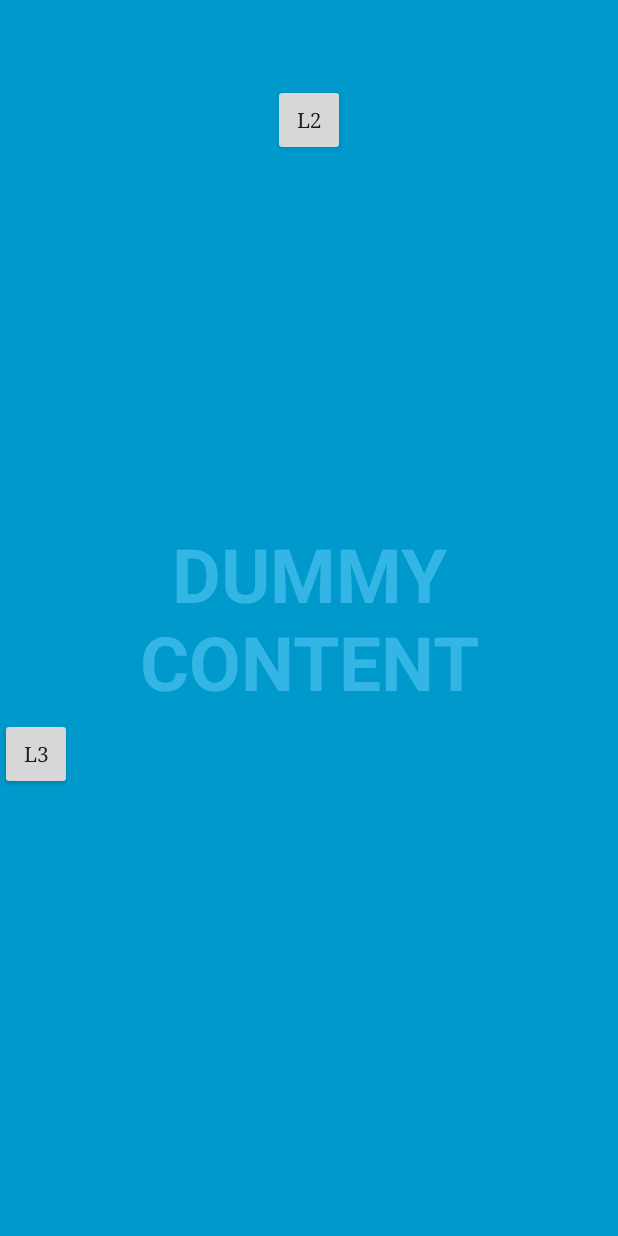
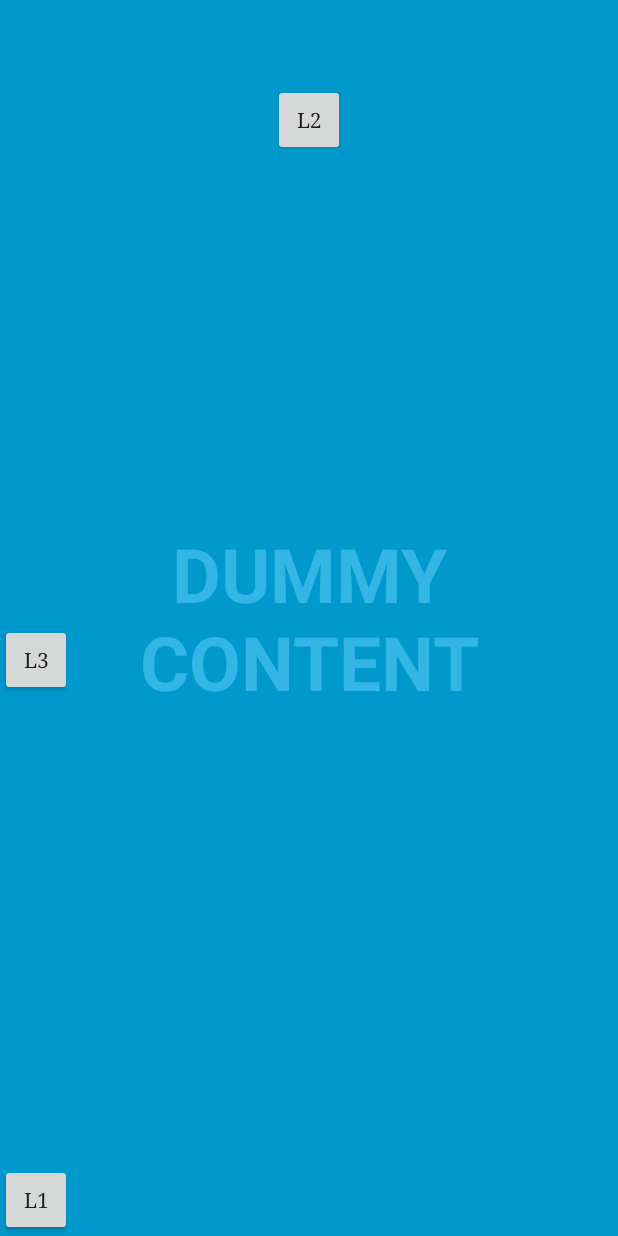
Before and after one commit to zenmasterjobo/CS370_Group_Project, an Android app: the overworld screen opened directly, with no data from a screen before it, on a phone screen of 412 x 824 dp. Run offline under Robolectric (Android 15) with nearby library versions, the phone set to English and light mode, and no system bars.

Commit message:
Revert "Merge branch 'Lucas'"
This reverts commit 40dfa6508deaa43431cabd930023a6f57ff37765, reversing
changes made to 3e2f2f3085d67c3c8fe5ab4a453bd7c1ce8b8242.

```diff
--- a/Peg_Master/app/src/main/java/edu/sonoma/group/peg_master/overworld.java
+++ b/Peg_Master/app/src/main/java/edu/sonoma/group/peg_master/overworld.java
@@ -94,6 +94,7 @@ public class overworld extends AppCompatActivity {
     @Override
     protected void onCreate(Bundle savedInstanceState) {
         super.onCreate(savedInstanceState);
+
         setContentView(R.layout.activity_overworld);
 
 
@@ -173,7 +174,7 @@ public class overworld extends AppCompatActivity {
          mContentView.setOnClickListener(new View.OnClickListener() {
             @Override
             public void onClick(View view) {
-                //toggle();
+                toggle();
             }
         });
 
--- a/Peg_Master/app/src/main/res/layout/activity_overworld.xml
+++ b/Peg_Master/app/src/main/res/layout/activity_overworld.xml
@@ -24,7 +24,7 @@
          android:fitsSystemWindows. -->
     <FrameLayout
         android:layout_width="match_parent"
-        android:layout_height="950dp"
+        android:layout_height="match_parent"
         android:fitsSystemWindows="true">
 
         <LinearLayout
```
